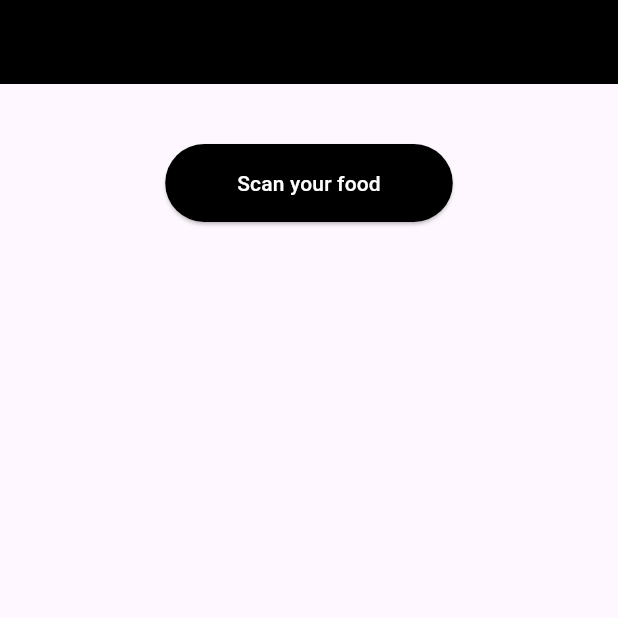
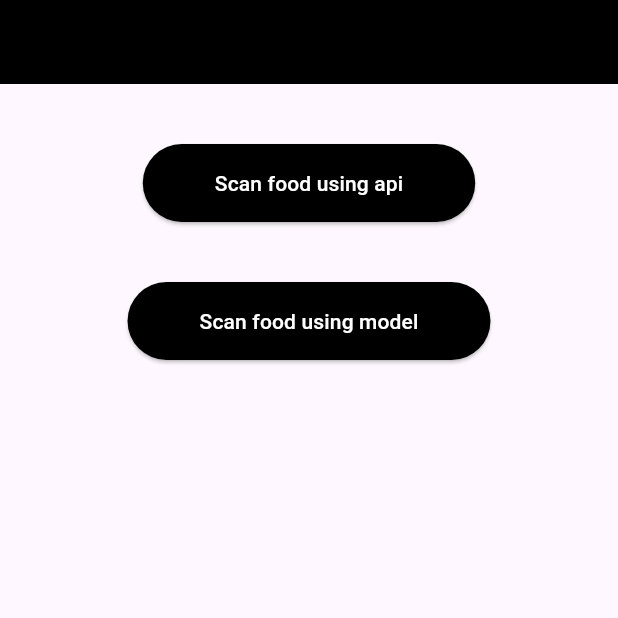
Before and after one commit to amansingh4847/know_your_own_food, a Flutter app: the screen it shows after launch, on a phone screen of 412 x 824 dp, the top half of it. Run offline on Flutter 3.47's test engine with Material 3 defaults, Android fonts, the phone set to English and light mode, and no system bars; our stand-ins replace image_picker.

Commit message:
added tflite model

```diff
--- a/lib/home_page.dart
+++ b/lib/home_page.dart
@@ -24,7 +24,19 @@
                   backgroundColor: Colors.black,
                   padding: EdgeInsets.symmetric(horizontal: 48, vertical: 16),
                 ),
-                child: Text("Scan your food", style: TextStyle(color: Colors.white),),
+                child: Text("Scan food using api", style: TextStyle(color: Colors.white),),
+                ),
+
+                const SizedBox(height: 40,),
+
+                ElevatedButton(onPressed: () {
+                Navigator.push(context, MaterialPageRoute(builder: (context)=> ScanPage()));
+              },
+                style: ElevatedButton.styleFrom(
+                  backgroundColor: Colors.black,
+                  padding: EdgeInsets.symmetric(horizontal: 48, vertical: 16),
+                ),
+                child: Text("Scan food using model", style: TextStyle(color: Colors.white),),
                 ),
             ],
           ),
```
Also changed, not shown: pubspec.yaml (+3 -4 lines), 1 other file.
